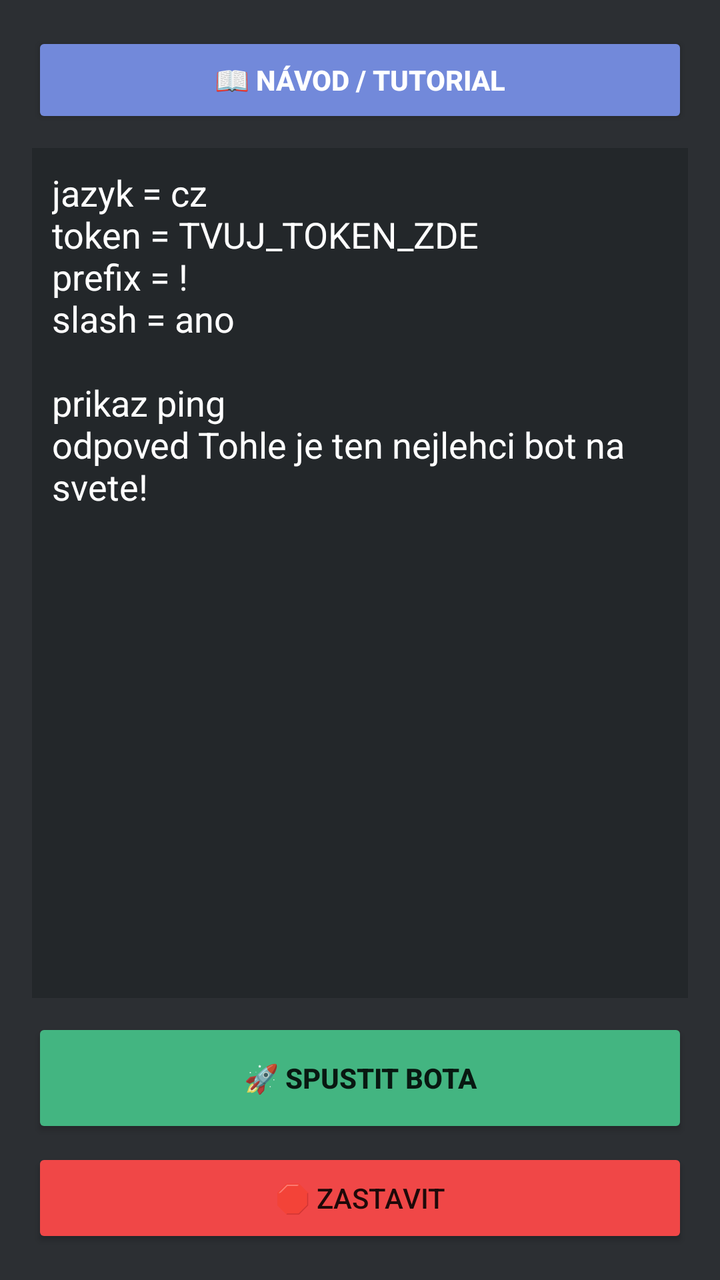
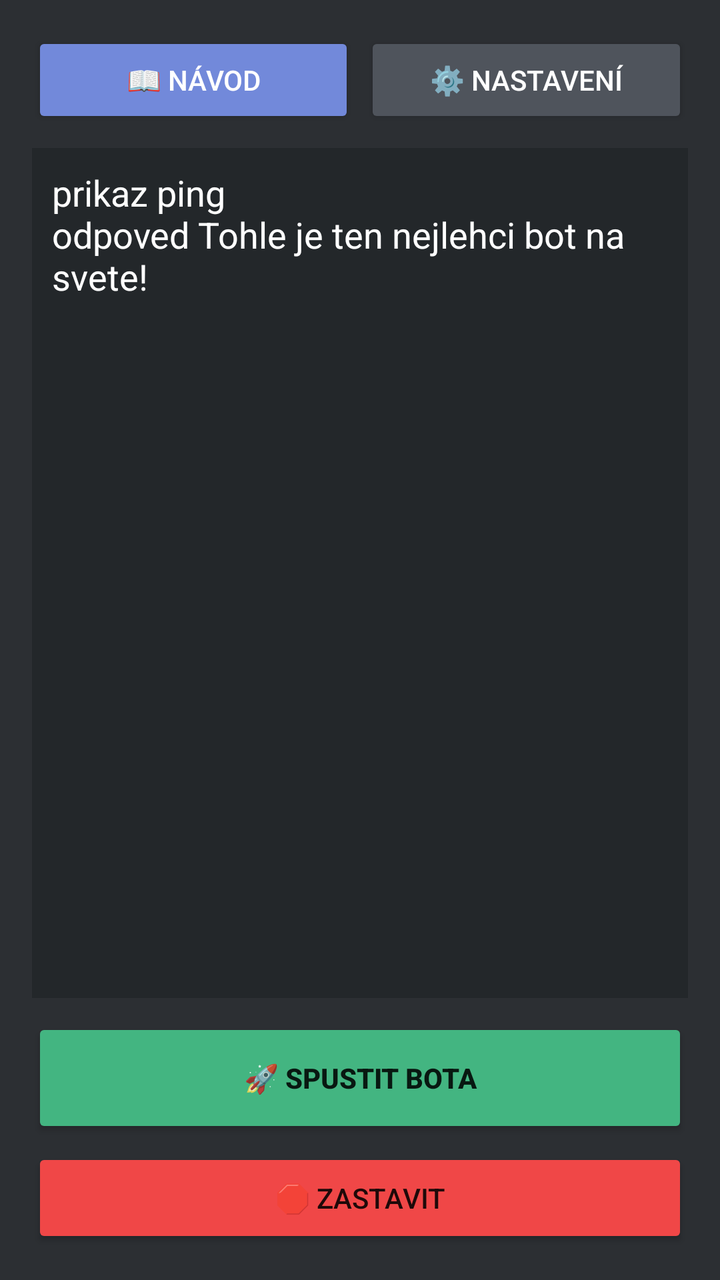

Two renders of the same Android screen: before a commit and after it. Below are the layout's source before the change and the commit's diff.
<!-- AndroidManifest.xml: application theme Theme.AppCompat.Light.NoActionBar -->
<!-- res/layout/activity_main.xml -->
<?xml version="1.0" encoding="utf-8"?>
<LinearLayout xmlns:android="http://schemas.android.com/apk/res/android"
    android:layout_width="match_parent" android:layout_height="match_parent"
    android:orientation="vertical" android:padding="16dp" android:background="#2C2F33">

    <Button android:id="@+id/btnTutorial" android:layout_width="match_parent" 
        android:layout_height="wrap_content" android:text="📖 NÁVOD / TUTORIAL" 
        android:backgroundTint="#7289DA" android:textColor="#FFFFFF" android:textStyle="bold"/>

    <EditText android:id="@+id/codeInput" android:layout_width="match_parent" 
        android:layout_height="0dp" android:layout_weight="1" android:textColor="#FFFFFF"
        android:gravity="top" android:layout_marginTop="10dp" android:background="#23272A" android:padding="10dp"
        android:text="jazyk = cz\ntoken = TVUJ_TOKEN_ZDE\nprefix = !\nslash = ano\n\nprikaz ping\nodpoved Tohle je ten nejlehci bot na svete!\n"/>

    <Button android:id="@+id/btnStart" android:layout_width="match_parent" 
        android:layout_height="60dp" android:text="🚀 SPUSTIT BOTA" 
        android:backgroundTint="#43B581" android:layout_marginTop="10dp" android:textStyle="bold"/>
        
    <Button android:id="@+id/btnStop" android:layout_width="match_parent" 
        android:layout_height="50dp" android:text="🛑 ZASTAVIT" 
        android:backgroundTint="#F04747" android:layout_marginTop="5dp"/>
</LinearLayout>
<!-- resources referenced by this layout -->
<resources>

</resources>

<!-- the commit's change to res/layout/activity_main.xml (unified diff, before → after) -->
@@ -3,14 +3,17 @@
     android:layout_width="match_parent" android:layout_height="match_parent"
     android:orientation="vertical" android:padding="16dp" android:background="#2C2F33">
 
-    <Button android:id="@+id/btnTutorial" android:layout_width="match_parent" 
-        android:layout_height="wrap_content" android:text="📖 NÁVOD / TUTORIAL" 
-        android:backgroundTint="#7289DA" android:textColor="#FFFFFF" android:textStyle="bold"/>
+    <LinearLayout android:layout_width="match_parent" android:layout_height="wrap_content" android:orientation="horizontal">
+        <Button android:id="@+id/btnTutorial" android:layout_width="0dp" android:layout_weight="1"
+            android:layout_height="wrap_content" android:text="📖 NÁVOD" android:backgroundTint="#7289DA" android:textColor="#FFFFFF"/>
+        <Button android:id="@+id/btnSettings" android:layout_width="0dp" android:layout_weight="1"
+            android:layout_height="wrap_content" android:text="⚙️ NASTAVENÍ" android:backgroundTint="#4F545C" android:textColor="#FFFFFF" android:layout_marginLeft="5dp"/>
+    </LinearLayout>
 
     <EditText android:id="@+id/codeInput" android:layout_width="match_parent" 
         android:layout_height="0dp" android:layout_weight="1" android:textColor="#FFFFFF"
         android:gravity="top" android:layout_marginTop="10dp" android:background="#23272A" android:padding="10dp"
-        android:text="jazyk = cz\ntoken = TVUJ_TOKEN_ZDE\nprefix = !\nslash = ano\n\nprikaz ping\nodpoved Tohle je ten nejlehci bot na svete!\n"/>
+        android:text="prikaz ping\nodpoved Tohle je ten nejlehci bot na svete!\n"/>
 
     <Button android:id="@+id/btnStart" android:layout_width="match_parent" 
         android:layout_height="60dp" android:text="🚀 SPUSTIT BOTA" 
